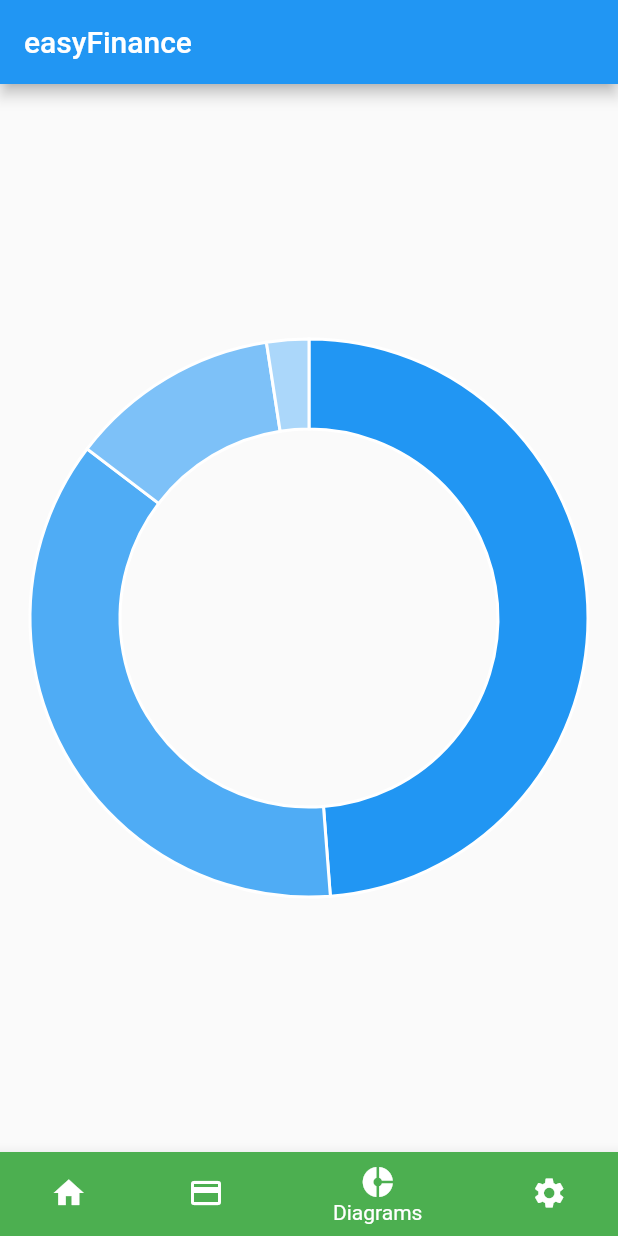
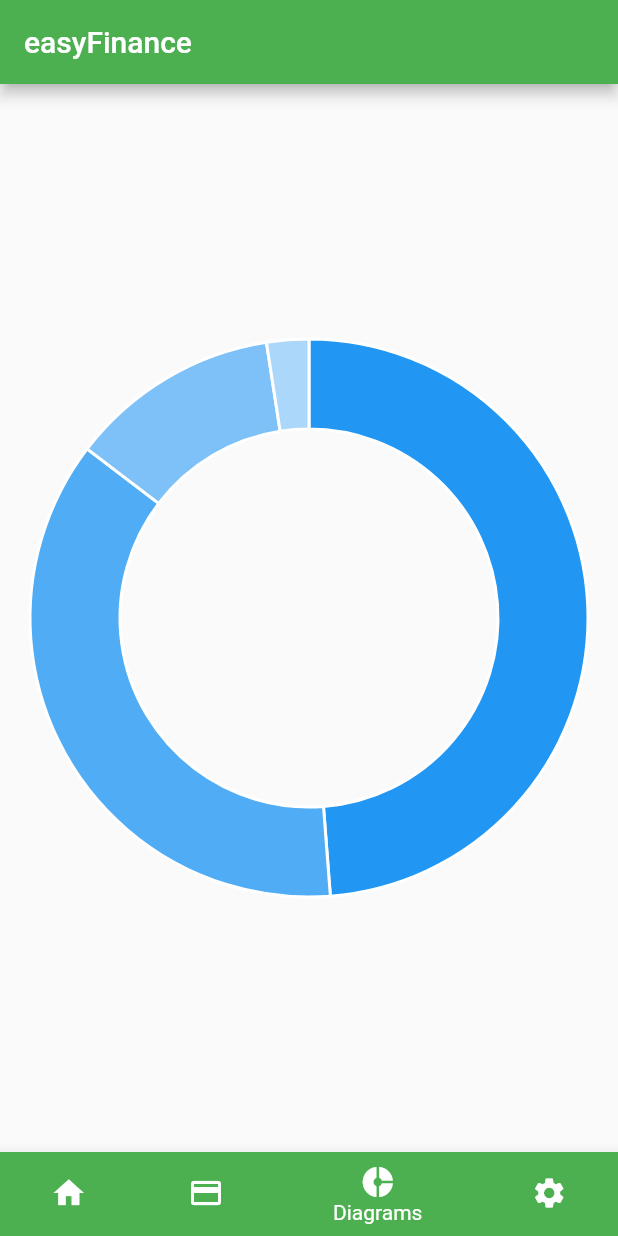
Before and after one commit to leumas244/easyFinance-SoftwareEngeneering, a Flutter app: the screen it shows after launch, item 3 of the bottom bar chosen, on a phone screen of 412 x 824 dp. Run offline on Flutter 3.47's test engine with Material 2 defaults, Android fonts, the phone set to English and light mode, and no system bars; our stand-ins replace charts_flutter.

Commit message:
improved Diagrams

```diff
--- a/flutter_src/lib/diagram_widget.dart
+++ b/flutter_src/lib/diagram_widget.dart
@@ -4,16 +4,12 @@ import 'package:charts_flutter/flutter.dart' as charts;
 
 class DonutPieChart extends StatelessWidget {
   final List<charts.Series> seriesList;
-
-
   DonutPieChart(this.seriesList,);
 
   /// Creates a [PieChart] with sample data and no transition.
   factory DonutPieChart.withSampleData() {
     return new DonutPieChart(
       _createSampleData(),
-      // Disable animations for image tests.
-
     );
   }
 
--- a/flutter_src/lib/home_widget.dart
+++ b/flutter_src/lib/home_widget.dart
@@ -23,6 +23,7 @@ class _HomeState extends State<Home> {
    return Scaffold(
      appBar: AppBar(
        title: Text('easyFinance'),
+       backgroundColor: Colors.green,
      ),
      body: _children[_currentIndex],
      bottomNavigationBar:
```
Also changed, not shown: flutter_src/pubspec.lock.
